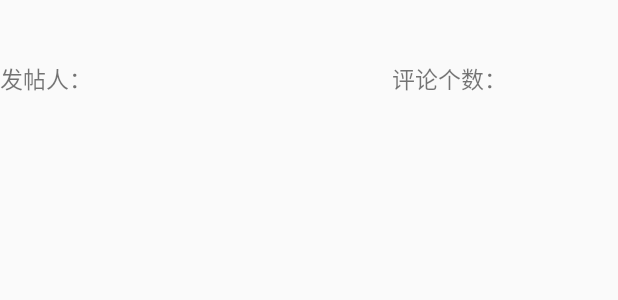
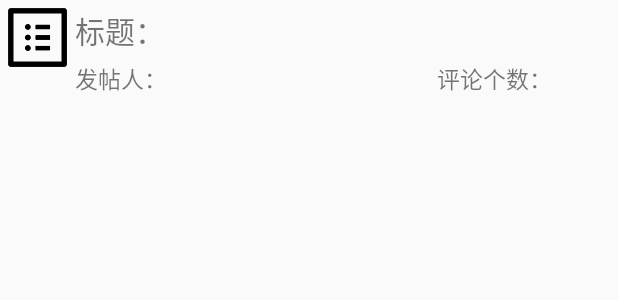
Before and after one commit to CharlesKinx/ysContact, an Android app: the layout items.xml on its own in the app's theme, with its tools: preview values and no code run, on a phone screen of 412 x 824 dp. Shown: the top 300 px of the screen. Run offline under Robolectric (Android 15) with nearby library versions, the phone set to English and light mode, and no system bars.

Commit message:
完成列表数据加入测试

```diff
--- a/app/src/main/res/layout/fragment_forumlist.xml
+++ b/app/src/main/res/layout/fragment_forumlist.xml
@@ -5,7 +5,7 @@
     android:layout_height="match_parent" >
 
     <ListView
-        android:id="@+id/list"
+        android:id="@android:id/list"
         android:layout_width="match_parent"
         android:layout_height="wrap_content" />
 
--- a/app/src/main/res/layout/items.xml
+++ b/app/src/main/res/layout/items.xml
@@ -2,16 +2,45 @@
 <LinearLayout xmlns:android="http://schemas.android.com/apk/res/android"
     android:layout_width="match_parent"
     android:layout_height="match_parent"
-    android:orientation="vertical" >
+    android:orientation="horizontal" >
 
 
+    <ImageView
+        android:layout_width="50dp"
+        android:layout_height="50dp"
+        android:src="@drawable/list"
+
+        />
+    <LinearLayout
+        android:layout_width="match_parent"
+        android:layout_height="wrap_content"
+        android:orientation="vertical"
+        >
+
+
+        <LinearLayout
+            android:layout_width="match_parent"
+            android:layout_height="wrap_content"
+            android:orientation="horizontal"
+            >
+
+            <TextView
+                android:text="标题："
+                android:textSize="20sp"
+                android:gravity="center_vertical"
+                android:layout_width="wrap_content"
+                android:layout_height="match_parent"/>
             <TextView
                 android:id="@+id/title"
                 android:textSize="20sp"
+                android:gravity="center_vertical"
                 android:layout_width="match_parent"
                 android:layout_height="wrap_content"
 
                 android:padding="10px" />
+
+
+        </LinearLayout>
 
         <LinearLayout
             android:layout_width="match_parent"
@@ -25,7 +54,7 @@
                 android:layout_height="wrap_content"/>
             <TextView
                 android:textSize="15sp"
-            android:layout_width="200dp"
+                android:layout_width="180dp"
                 android:layout_height="wrap_content"
                 android:id="@+id/name"
                 />
@@ -42,6 +71,8 @@
                 />
 
         </LinearLayout>
+    </LinearLayout>
+
 
 
 
```
Also changed, not shown: app/src/main/java/com/example/yscontact/activity/HomePageActivity.java (+15 -9 lines), app/src/main/java/com/example/yscontact/fragment/ForumListFragment.java (+4 -4 lines), app/src/main/res/drawable/item.png (added). Lines whose indentation alone changed are shown as unchanged.
